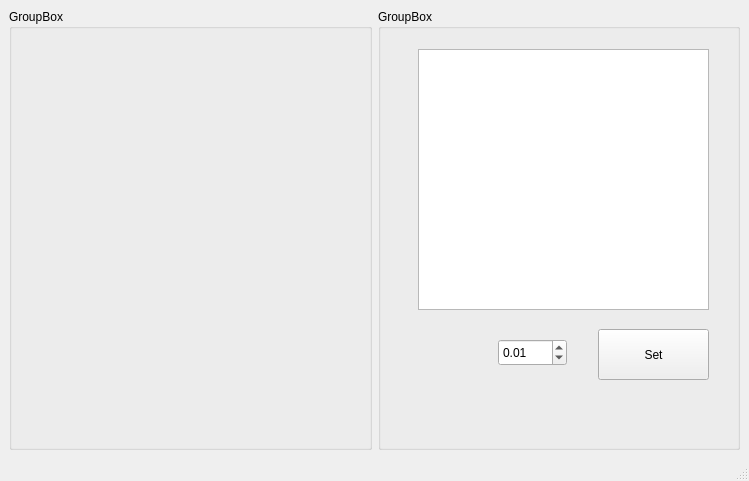
jcmayoral/VisionUtils, file plotwindow.ui: the form before one commit.
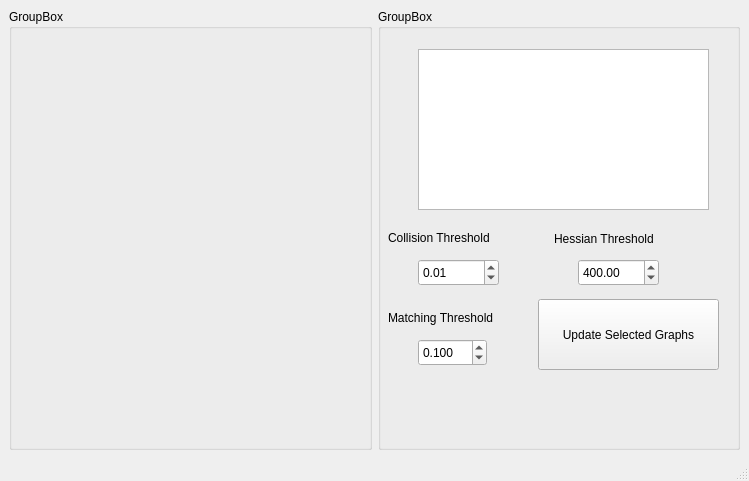
The form after the commit. Custom widgets are drawn as their Qt base class.

The edit to the form file:
```diff
--- a/plotwindow.ui
+++ b/plotwindow.ui
@@ -55,7 +55,7 @@
          <x>40</x>
          <y>40</y>
          <width>291</width>
-         <height>261</height>
+         <height>161</height>
         </rect>
        </property>
        <property name="sizePolicy">
@@ -68,10 +68,10 @@
       <widget class="QPushButton" name="select_graph">
        <property name="geometry">
         <rect>
-         <x>220</x>
-         <y>320</y>
-         <width>111</width>
-         <height>51</height>
+         <x>160</x>
+         <y>290</y>
+         <width>181</width>
+         <height>71</height>
         </rect>
        </property>
        <property name="sizePolicy">
@@ -81,20 +81,106 @@
         </sizepolicy>
        </property>
        <property name="text">
-        <string>Set</string>
+        <string>Update Selected Graphs</string>
        </property>
       </widget>
       <widget class="QDoubleSpinBox" name="doubleSpinBox">
        <property name="geometry">
         <rect>
-         <x>120</x>
+         <x>40</x>
+         <y>250</y>
+         <width>81</width>
+         <height>27</height>
+        </rect>
+       </property>
+       <property name="maximum">
+        <double>1.000000000000000</double>
+       </property>
+       <property name="singleStep">
+        <double>0.001000000000000</double>
+       </property>
+       <property name="value">
+        <double>0.010000000000000</double>
+       </property>
+      </widget>
+      <widget class="QLabel" name="label">
+       <property name="geometry">
+        <rect>
+         <x>10</x>
+         <y>220</y>
+         <width>141</width>
+         <height>17</height>
+        </rect>
+       </property>
+       <property name="text">
+        <string>Collision Threshold</string>
+       </property>
+      </widget>
+      <widget class="QLabel" name="label_2">
+       <property name="geometry">
+        <rect>
+         <x>176</x>
+         <y>220</y>
+         <width>141</width>
+         <height>20</height>
+        </rect>
+       </property>
+       <property name="text">
+        <string>Hessian Threshold</string>
+       </property>
+      </widget>
+      <widget class="QDoubleSpinBox" name="doubleSpinBox2">
+       <property name="geometry">
+        <rect>
+         <x>200</x>
+         <y>250</y>
+         <width>81</width>
+         <height>27</height>
+        </rect>
+       </property>
+       <property name="maximum">
+        <double>500.000000000000000</double>
+       </property>
+       <property name="singleStep">
+        <double>10.000000000000000</double>
+       </property>
+       <property name="value">
+        <double>400.000000000000000</double>
+       </property>
+      </widget>
+      <widget class="QLabel" name="label_3">
+       <property name="geometry">
+        <rect>
+         <x>10</x>
+         <y>300</y>
+         <width>141</width>
+         <height>17</height>
+        </rect>
+       </property>
+       <property name="text">
+        <string>Matching Threshold</string>
+       </property>
+      </widget>
+      <widget class="QDoubleSpinBox" name="doubleSpinBox_2">
+       <property name="geometry">
+        <rect>
+         <x>40</x>
          <y>330</y>
          <width>69</width>
          <height>27</height>
         </rect>
        </property>
+       <property name="decimals">
+        <number>3</number>
+       </property>
+       <property name="maximum">
+        <double>5.000000000000000</double>
+       </property>
+       <property name="singleStep">
+        <double>0.100000000000000</double>
+       </property>
        <property name="value">
-        <double>0.010000000000000</double>
+        <double>0.100000000000000</double>
        </property>
       </widget>
      </widget>
```
Left out of the diff: 2 changed lines with no effect on the pictures.
